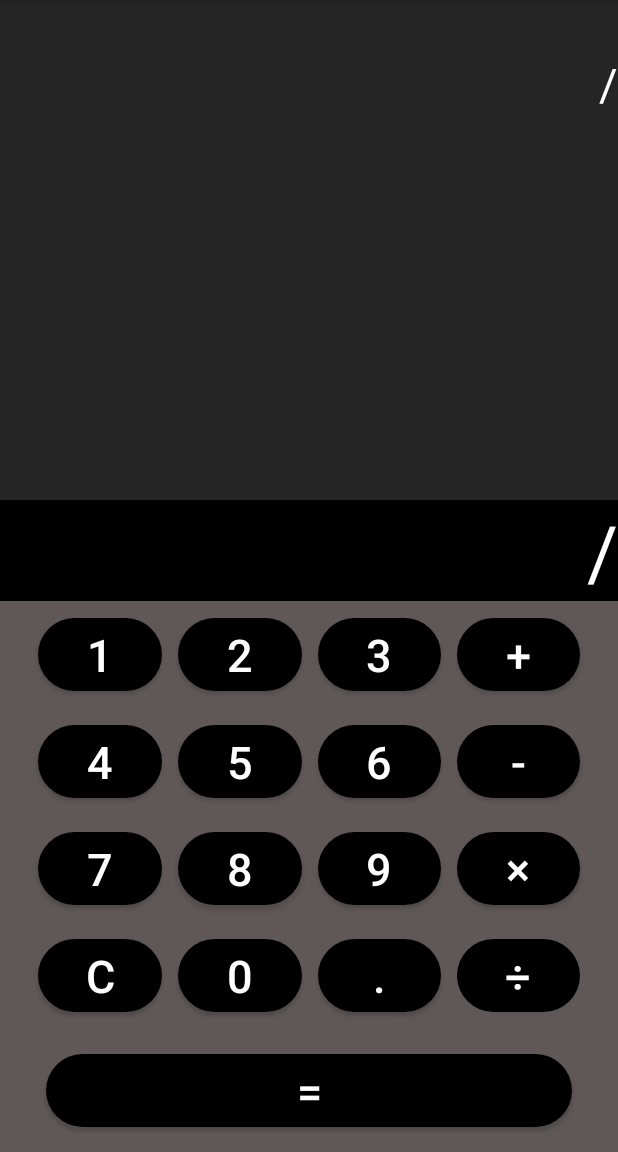
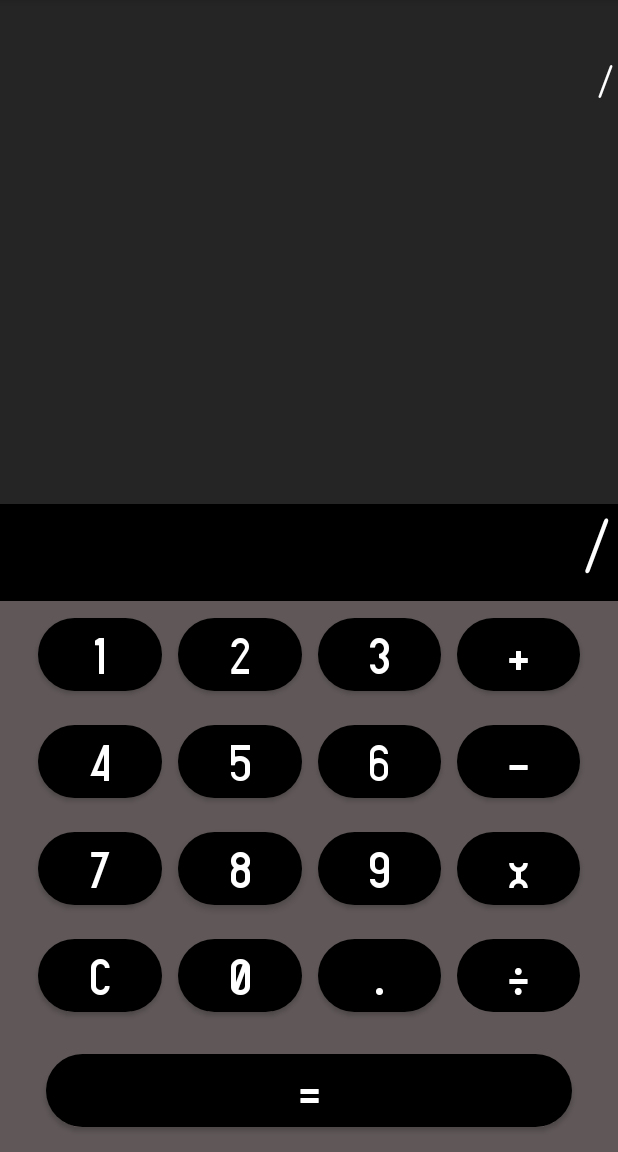
Before and after one commit to tristanhebrt/SEG2105_LAB1_MyCalculator, an Android app: the screen it shows after launch (MainActivity), after a tap on an icon or button, on a phone screen of 412 x 824 dp, the part 84-1236 px from its top. Run offline under Robolectric (Android 15) with nearby library versions, the phone set to English and light mode, and no system bars.

Commit message:
Changed fonts on calculator.

```diff
--- a/app/src/main/res/layout/activity_main.xml
+++ b/app/src/main/res/layout/activity_main.xml
@@ -32,7 +32,7 @@
                 android:layout_margin="5sp"
                 android:text="@string/btn_one"
                 android:textSize="30sp"
-                android:textStyle=""
+                android:fontFamily="@font/targa"
                 app:cornerRadius="50sp" />
 
             <Button
@@ -43,28 +43,29 @@
                 android:layout_margin="5sp"
                 android:text="@string/btn_two"
                 android:textSize="30sp"
+                android:fontFamily="@font/targa"
                 app:cornerRadius="50sp" />
 
             <Button
                 android:id="@+id/btn_three"
-
                 android:layout_weight="1"
                 android:layout_width="wrap_content"
                 android:layout_height="wrap_content"
                 android:layout_margin="5sp"
                 android:text="@string/btn_three"
                 android:textSize="30sp"
+                android:fontFamily="@font/targa"
                 app:cornerRadius="50sp" />
 
             <Button
                 android:id="@+id/btn_plus"
-
                 android:layout_weight="1"
                 android:layout_width="wrap_content"
                 android:layout_height="wrap_content"
                 android:layout_margin="5sp"
                 android:text="@string/btn_plus"
                 android:textSize="30sp"
+                android:fontFamily="@font/targa"
                 app:cornerRadius="50sp" />
         </TableRow>
 
@@ -74,46 +75,46 @@
 
             <Button
                 android:id="@+id/btn_four"
-
                 android:layout_weight="1"
                 android:layout_width="wrap_content"
                 android:layout_height="wrap_content"
                 android:layout_margin="5sp"
                 android:text="@string/btn_four"
                 android:textSize="30sp"
+                android:fontFamily="@font/targa"
                 app:cornerRadius="50sp" />
 
             <Button
                 android:id="@+id/btn_five"
-
                 android:layout_weight="1"
                 android:layout_width="wrap_content"
                 android:layout_height="wrap_content"
                 android:layout_margin="5sp"
                 android:text="@string/btn_five"
                 android:textSize="30sp"
+                android:fontFamily="@font/targa"
                 app:cornerRadius="50sp" />
 
             <Button
                 android:id="@+id/btn_six"
-
                 android:layout_weight="1"
                 android:layout_width="wrap_content"
                 android:layout_height="wrap_content"
                 android:layout_margin="5sp"
                 android:text="@string/btn_six"
                 android:textSize="30sp"
+                android:fontFamily="@font/targa"
                 app:cornerRadius="50sp" />
 
             <Button
                 android:id="@+id/btn_minus"
-
                 android:layout_weight="1"
                 android:layout_width="wrap_content"
                 android:layout_height="wrap_content"
                 android:layout_margin="5sp"
                 android:text="@string/btn_minus"
                 android:textSize="30sp"
+                android:fontFamily="@font/targa"
                 app:cornerRadius="50sp" />
         </TableRow>
 
@@ -123,47 +124,46 @@
 
             <Button
                 android:id="@+id/btn_seven"
-
                 android:layout_weight="1"
                 android:layout_width="wrap_content"
                 android:layout_height="wrap_content"
                 android:layout_margin="5sp"
                 android:text="@string/btn_seven"
                 android:textSize="30sp"
+                android:fontFamily="@font/targa"
                 app:cornerRadius="50sp" />
 
             <Button
                 android:id="@+id/btn_eight"
-
                 android:layout_weight="1"
                 android:layout_width="wrap_content"
                 android:layout_height="wrap_content"
                 android:layout_margin="5sp"
                 android:text="@string/btn_eight"
                 android:textSize="30sp"
+                android:fontFamily="@font/targa"
                 app:cornerRadius="50sp" />
 
             <Button
                 android:id="@+id/btn_nine"
-
                 android:layout_weight="1"
                 android:layout_width="wrap_content"
                 android:layout_height="wrap_content"
                 android:layout_margin="5sp"
                 android:text="@string/btn_nine"
                 android:textSize="30sp"
+                android:fontFamily="@font/targa"
                 app:cornerRadius="50sp" />
 
             <Button
                 android:id="@+id/btn_multiply"
-
                 android:layout_weight="1"
                 android:layout_width="wrap_content"
                 android:layout_height="wrap_content"
                 android:layout_margin="5sp"
                 android:text="@string/btn_multiply"
                 android:textSize="30sp"
-
+                android:fontFamily="@font/targa"
                 app:cornerRadius="50sp" />
         </TableRow>
 
@@ -173,46 +173,46 @@
 
             <Button
                 android:id="@+id/btn_clear"
-
                 android:layout_weight="1"
                 android:layout_width="wrap_content"
                 android:layout_height="wrap_content"
                 android:layout_margin="5sp"
                 android:text="@string/btn_clear"
                 android:textSize="30sp"
+                android:fontFamily="@font/targa"
                 app:cornerRadius="50sp" />
 
             <Button
                 android:id="@+id/btn_zero"
-
                 android:layout_weight="1"
                 android:layout_width="wrap_content"
                 android:layout_height="wrap_content"
                 android:layout_margin="5sp"
                 android:text="@string/btn_zero"
                 android:textSize="30sp"
+                android:fontFamily="@font/targa"
                 app:cornerRadius="50sp" />
 
             <Button
                 android:id="@+id/btn_dot"
-
                 android:layout_weight="1"
                 android:layout_width="wrap_content"
                 android:layout_height="wrap_content"
                 android:layout_margin="5sp"
                 android:text="@string/btn_dot"
                 android:textSize="30sp"
+                android:fontFamily="@font/targa"
                 app:cornerRadius="50sp" />
 
             <Button
                 android:id="@+id/btn_divide"
-
                 android:layout_weight="1"
                 android:layout_width="wrap_content"
                 android:layout_height="wrap_content"
                 android:layout_margin="5sp"
                 android:text="@string/btn_divide"
                 android:textSize="30sp"
+                android:fontFamily="@font/targa"
                 app:cornerRadius="50sp" />
         </TableRow>
 
@@ -225,13 +225,13 @@
 
             <Button
                 android:id="@+id/btn_equal"
-
                 android:layout_width="0dp"
                 android:layout_height="wrap_content"
                 android:layout_margin="5sp"
                 android:layout_weight="1"
                 android:text="@string/btn_equal"
                 android:textSize="30sp"
+                android:fontFamily="@font/targa"
                 app:cornerRadius="50sp" />
         </TableRow>
 
@@ -246,6 +246,7 @@
         android:hint="@string/display"
         android:textColor="@color/white"
         android:textSize="50sp"
+        android:fontFamily="@font/smalltypewritingmedium"
 
         app:layout_constraintBottom_toTopOf="@+id/tableLayout"
         app:layout_constraintEnd_toEndOf="parent"
@@ -258,6 +259,7 @@
         android:gravity="end"
         android:textColor="@color/white"
         android:textSize="30sp"
+        android:fontFamily="@font/smalltypewritingmedium"
 
         app:layout_constraintBottom_toTopOf="@+id/textview_display"
         app:layout_constraintEnd_toEndOf="parent"
```
Also changed, not shown: app/src/main/res/font/fontcode.xml (added, +11 -0 lines), app/src/main/res/font/smalltypewritingmedium.ttf (added), app/src/main/res/font/targa.ttf (added).
